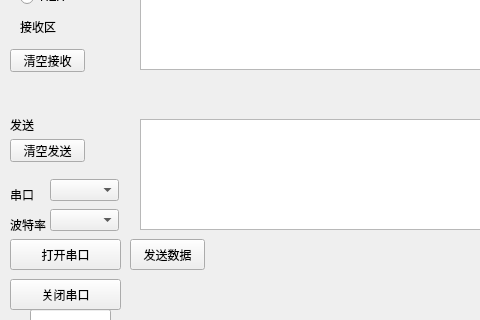
Old version of the form base.ui in the repository BD7IOW/serialtest; both pictures show x 0 to 480 and y 124 to 444 of the 720 by 539 pixel window.
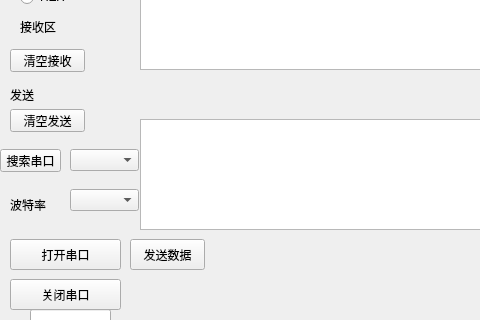
New version of the form.

Commit message: 除数据收发外基本，串口助手基本框架

The edit to the form file:
```diff
--- a/base.ui
+++ b/base.ui
@@ -18,7 +18,7 @@
     <property name="geometry">
      <rect>
       <x>10</x>
-      <y>240</y>
+      <y>210</y>
       <width>75</width>
       <height>23</height>
      </rect>
@@ -30,8 +30,8 @@
    <widget class="QComboBox" name="conN">
     <property name="geometry">
      <rect>
-      <x>50</x>
-      <y>280</y>
+      <x>70</x>
+      <y>250</y>
       <width>69</width>
       <height>22</height>
      </rect>
@@ -93,7 +93,7 @@
     <property name="geometry">
      <rect>
       <x>10</x>
-      <y>220</y>
+      <y>190</y>
       <width>54</width>
       <height>12</height>
      </rect>
@@ -105,31 +105,18 @@
    <widget class="QComboBox" name="conB">
     <property name="geometry">
      <rect>
-      <x>50</x>
-      <y>310</y>
-      <width>69</width>
-      <height>22</height>
-     </rect>
-    </property>
-   </widget>
-   <widget class="QLabel" name="label_3">
-    <property name="geometry">
-     <rect>
-      <x>10</x>
+      <x>70</x>
       <y>290</y>
-      <width>54</width>
-      <height>12</height>
+      <width>69</width>
+      <height>22</height>
      </rect>
     </property>
-    <property name="text">
-     <string>串口</string>
-    </property>
    </widget>
    <widget class="QLabel" name="label_4">
     <property name="geometry">
      <rect>
       <x>10</x>
-      <y>320</y>
+      <y>300</y>
       <width>54</width>
       <height>12</height>
      </rect>
@@ -253,6 +240,19 @@
      <string>关闭串口</string>
     </property>
    </widget>
+   <widget class="QPushButton" name="pushButton_3">
+    <property name="geometry">
+     <rect>
+      <x>0</x>
+      <y>250</y>
+      <width>61</width>
+      <height>23</height>
+     </rect>
+    </property>
+    <property name="text">
+     <string>搜索串口</string>
+    </property>
+   </widget>
    <zorder>conN</zorder>
    <zorder>clearRx</zorder>
    <zorder>label</zorder>
```
Left out of the diff: 19 changed lines with no effect on the pictures. The commit also changes 2 other files.
